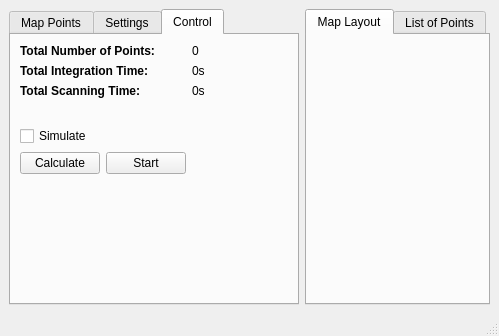
This is UI_Files/SkyScanning.ui in AmateurRadioTelescopeSystem/RadioTelescope_Controller as Qt 5 draws it before an edit. The edited form follows.
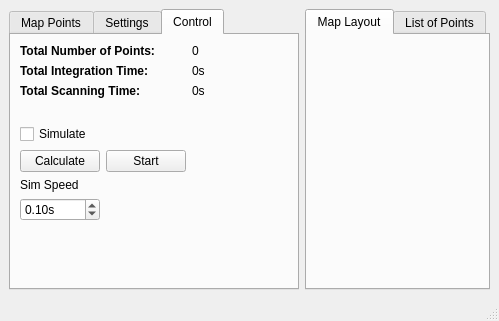
This is the edited form. The open tabs and pages were chosen to show the change. Icons and pictures are not drawn.

Commit message: Added simulation speed selector

```diff
--- a/UI_Files/SkyScanning.ui
+++ b/UI_Files/SkyScanning.ui
@@ -750,6 +750,9 @@
           <property name="orientation">
            <enum>Qt::Vertical</enum>
           </property>
+          <property name="sizeType">
+           <enum>QSizePolicy::Fixed</enum>
+          </property>
           <property name="sizeHint" stdset="0">
            <size>
             <width>20</width>
@@ -795,18 +798,18 @@
           </property>
          </widget>
         </item>
-        <item row="6" column="0">
+        <item row="8" column="0">
          <spacer name="verticalSpacer_4">
           <property name="orientation">
            <enum>Qt::Vertical</enum>
           </property>
           <property name="sizeType">
-           <enum>QSizePolicy::Fixed</enum>
+           <enum>QSizePolicy::Expanding</enum>
           </property>
           <property name="sizeHint" stdset="0">
            <size>
             <width>20</width>
-            <height>120</height>
+            <height>20</height>
            </size>
           </property>
          </spacer>
@@ -818,6 +821,32 @@
           </property>
          </widget>
         </item>
+        <item row="6" column="0">
+         <widget class="QLabel" name="simSpeedLabel">
+          <property name="text">
+           <string>Sim Speed</string>
+          </property>
+         </widget>
+        </item>
+        <item row="7" column="0">
+         <widget class="QDoubleSpinBox" name="simSpeedValue">
+          <property name="suffix">
+           <string>s</string>
+          </property>
+          <property name="minimum">
+           <double>0.010000000000000</double>
+          </property>
+          <property name="maximum">
+           <double>10.000000000000000</double>
+          </property>
+          <property name="singleStep">
+           <double>0.100000000000000</double>
+          </property>
+          <property name="value">
+           <double>0.100000000000000</double>
+          </property>
+         </widget>
+        </item>
        </layout>
       </widget>
      </widget>
```
Left out of the diff: 40 changed lines with no effect on the pictures.
